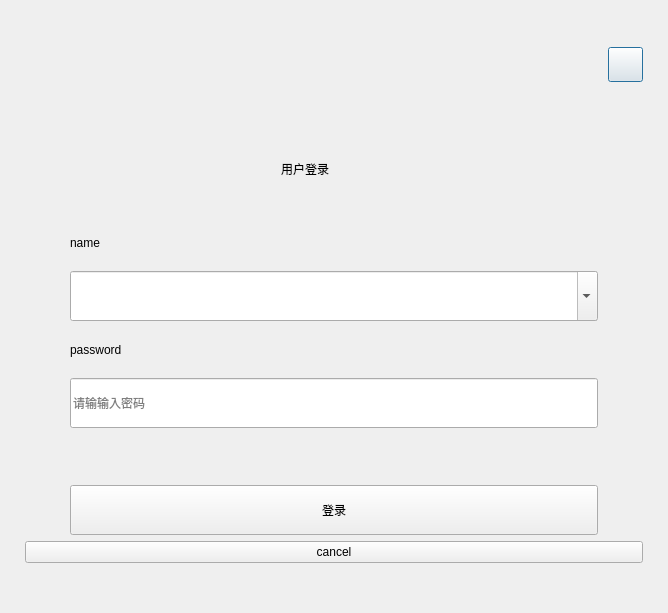
yuanjinxin123/shenglei, file mlogindlg.ui: the form before one commit.
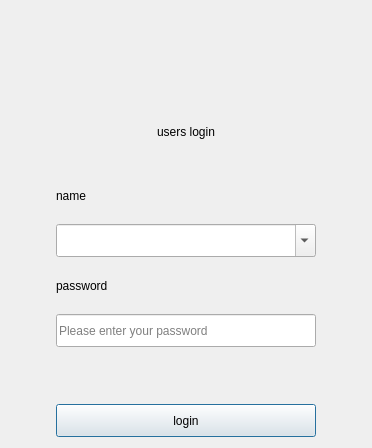
The form after the commit.

Patch:
```diff
--- a/mlogindlg.ui
+++ b/mlogindlg.ui
@@ -6,8 +6,8 @@
    <rect>
     <x>0</x>
     <y>0</y>
-    <width>668</width>
-    <height>613</height>
+    <width>372</width>
+    <height>448</height>
    </rect>
   </property>
   <property name="sizePolicy">
@@ -22,42 +22,9 @@
   <property name="styleSheet">
    <string notr="true"/>
   </property>
-  <layout class="QVBoxLayout" name="verticalLayout_3">
-   <property name="leftMargin">
-    <number>25</number>
-   </property>
-   <property name="topMargin">
-    <number>0</number>
-   </property>
-   <property name="rightMargin">
-    <number>25</number>
-   </property>
-   <property name="bottomMargin">
-    <number>50</number>
-   </property>
+  <layout class="QVBoxLayout" name="verticalLayout">
    <item>
-    <layout class="QHBoxLayout" name="horizontalLayout_4">
-     <item>
-      <layout class="QHBoxLayout" name="horizontalLayout_2" stretch="0,0,0,0">
-       <property name="topMargin">
-        <number>0</number>
-       </property>
-       <item>
-        <spacer name="horizontalSpacer_5">
-         <property name="orientation">
-          <enum>Qt::Horizontal</enum>
-         </property>
-         <property name="sizeType">
-          <enum>QSizePolicy::Fixed</enum>
-         </property>
-         <property name="sizeHint" stdset="0">
-          <size>
-           <width>60</width>
-           <height>20</height>
-          </size>
-         </property>
-        </spacer>
-       </item>
+    <layout class="QHBoxLayout" name="horizontalLayout">
        <item>
         <spacer name="horizontalSpacer">
          <property name="orientation">
@@ -65,7 +32,7 @@
          </property>
          <property name="sizeHint" stdset="0">
           <size>
-           <width>111</width>
+         <width>40</width>
            <height>20</height>
           </size>
          </property>
@@ -75,7 +42,7 @@
         <widget class="QLabel" name="labelLogoName">
          <property name="minimumSize">
           <size>
-           <width>200</width>
+         <width>250</width>
            <height>50</height>
           </size>
          </property>
@@ -94,79 +61,32 @@
         </widget>
        </item>
        <item>
+      <spacer name="horizontalSpacer_5">
+       <property name="orientation">
+        <enum>Qt::Horizontal</enum>
+       </property>
+       <property name="sizeHint" stdset="0">
+        <size>
+         <width>40</width>
+         <height>20</height>
+        </size>
+       </property>
+      </spacer>
+     </item>
+    </layout>
+   </item>
+   <item>
         <spacer name="horizontalSpacer_2">
          <property name="orientation">
           <enum>Qt::Horizontal</enum>
          </property>
          <property name="sizeHint" stdset="0">
           <size>
-           <width>110</width>
+       <width>357</width>
            <height>20</height>
           </size>
          </property>
         </spacer>
-       </item>
-      </layout>
-     </item>
-     <item>
-      <layout class="QVBoxLayout" name="verticalLayout">
-       <item>
-        <spacer name="verticalSpacer_2">
-         <property name="orientation">
-          <enum>Qt::Vertical</enum>
-         </property>
-         <property name="sizeType">
-          <enum>QSizePolicy::Expanding</enum>
-         </property>
-         <property name="sizeHint" stdset="0">
-          <size>
-           <width>13</width>
-           <height>10</height>
-          </size>
-         </property>
-        </spacer>
-       </item>
-       <item>
-        <widget class="QPushButton" name="btn_close">
-         <property name="sizePolicy">
-          <sizepolicy hsizetype="Fixed" vsizetype="Fixed">
-           <horstretch>0</horstretch>
-           <verstretch>0</verstretch>
-          </sizepolicy>
-         </property>
-         <property name="minimumSize">
-          <size>
-           <width>35</width>
-           <height>35</height>
-          </size>
-         </property>
-         <property name="maximumSize">
-          <size>
-           <width>35</width>
-           <height>35</height>
-          </size>
-         </property>
-         <property name="text">
-          <string/>
-         </property>
-        </widget>
-       </item>
-       <item>
-        <spacer name="verticalSpacer">
-         <property name="orientation">
-          <enum>Qt::Vertical</enum>
-         </property>
-         <property name="sizeHint" stdset="0">
-          <size>
-           <width>20</width>
-           <height>10</height>
-          </size>
-         </property>
-        </spacer>
-       </item>
-      </layout>
-     </item>
-    </layout>
    </item>
    <item>
     <layout class="QVBoxLayout" name="verticalLayout_2">
@@ -191,8 +111,8 @@
          </property>
          <property name="sizeHint" stdset="0">
           <size>
-           <width>111</width>
-           <height>20</height>
+           <width>105</width>
+           <height>27</height>
           </size>
          </property>
         </spacer>
@@ -202,7 +122,7 @@
          <property name="minimumSize">
           <size>
            <width>0</width>
-           <height>50</height>
+           <height>30</height>
           </size>
          </property>
          <property name="maximumSize">
@@ -212,7 +132,7 @@
           </size>
          </property>
          <property name="text">
-          <string>用户登录</string>
+          <string>users login</string>
          </property>
         </widget>
        </item>
@@ -223,8 +143,8 @@
          </property>
          <property name="sizeHint" stdset="0">
           <size>
-           <width>110</width>
-           <height>20</height>
+           <width>105</width>
+           <height>27</height>
           </size>
          </property>
         </spacer>
@@ -270,7 +190,7 @@
        <property name="minimumSize">
         <size>
          <width>0</width>
-         <height>50</height>
+         <height>30</height>
         </size>
        </property>
        <property name="maximumSize">
@@ -323,7 +243,7 @@
        <property name="minimumSize">
         <size>
          <width>0</width>
-         <height>50</height>
+         <height>30</height>
         </size>
        </property>
        <property name="maximumSize">
@@ -339,7 +259,7 @@
         <enum>QLineEdit::Password</enum>
        </property>
        <property name="placeholderText">
-        <string>请输输入密码</string>
+        <string>Please enter your password</string>
        </property>
       </widget>
      </item>
@@ -373,7 +293,7 @@
        <property name="minimumSize">
         <size>
          <width>0</width>
-         <height>50</height>
+         <height>30</height>
         </size>
        </property>
        <property name="maximumSize">
@@ -383,31 +303,12 @@
         </size>
        </property>
        <property name="text">
-        <string>登录</string>
+        <string>login</string>
        </property>
       </widget>
      </item>
     </layout>
    </item>
-   <item>
-    <widget class="QPushButton" name="mCancel">
-     <property name="sizePolicy">
-      <sizepolicy hsizetype="Minimum" vsizetype="Preferred">
-       <horstretch>0</horstretch>
-       <verstretch>0</verstretch>
-      </sizepolicy>
-     </property>
-     <property name="maximumSize">
-      <size>
-       <width>16777215</width>
-       <height>50</height>
-      </size>
-     </property>
-     <property name="text">
-      <string>cancel</string>
-     </property>
-    </widget>
-   </item>
   </layout>
  </widget>
  <resources/>
```
Lines whose indentation alone changed are shown as unchanged.
